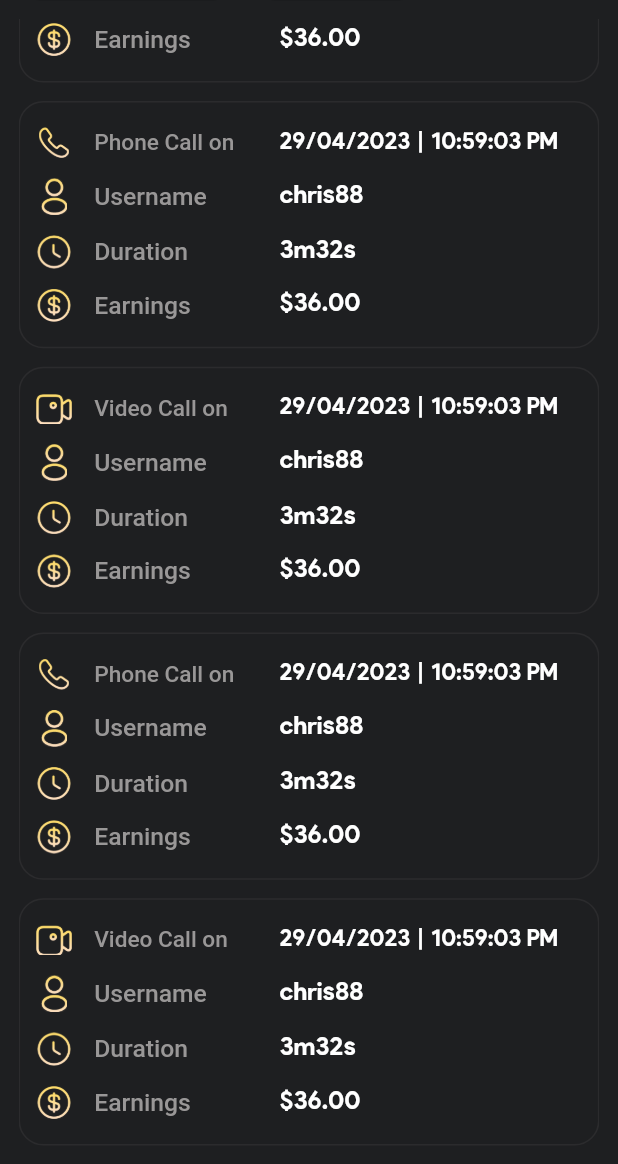
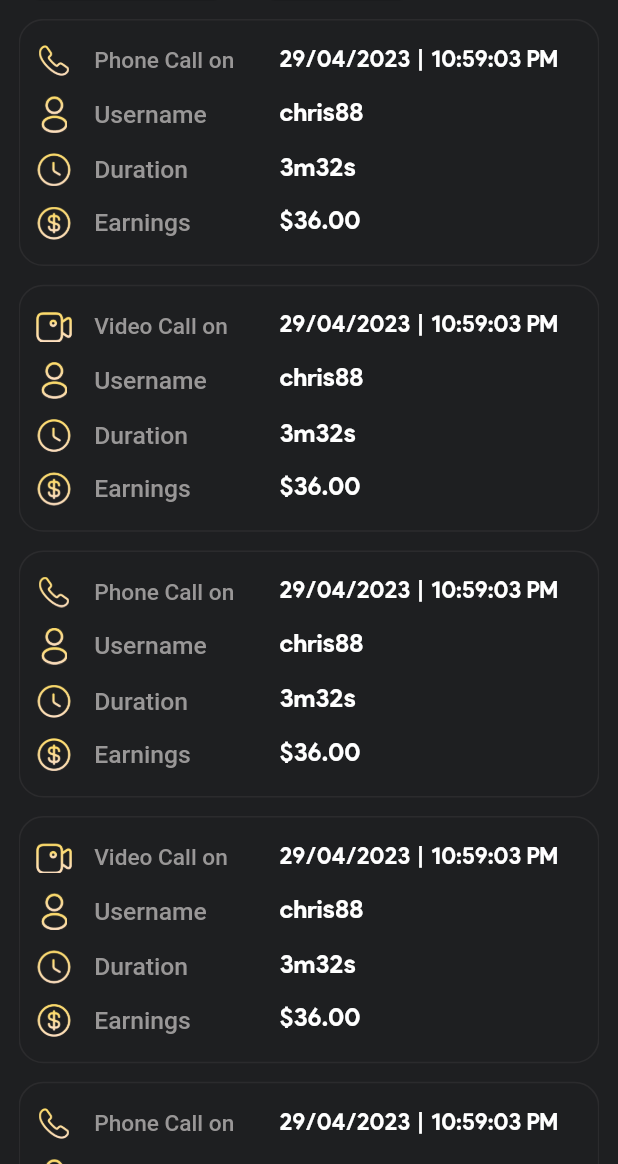
Before and after one commit to 8901113536rb/Sextconfidential, a Flutter app: the CallsScreen screen opened directly, on a phone screen of 412 x 824 dp, the part 72-1236 px from its top. Run offline on Flutter 3.47's test engine with Material 2 defaults, Android fonts, the phone set to English and light mode, and no system bars; drawn by our look-alikes of dropdown_button2; our stand-ins replace audioplayers, cached_network_image, dotted_border, emoji_picker_flutter, firebase_core, firebase_dynamic_links and 11 more; missing offline and left inert: appinio_video_player, favorite_button, flutter_sound, record, social_media_recorder, video_thumbnail and 2 more; accounts and stored records are empty; network calls fail; project files that could hold a hidden picture were left out.

Commit message:
21-07-2023

```diff
--- a/lib/Bottomnavigation.dart
+++ b/lib/Bottomnavigation.dart
@@ -73,7 +73,7 @@ class BottomnavigationState extends State<Bottomnavigation> {
                       ? StringConstants.feed
                       : StringConstants.calls,
           style: TextStyle(
-              fontSize: 14.sp,
+              fontSize: 2.2.h,
               fontFamily: "PulpDisplay",
               fontWeight: FontWeight.w500,
               color: Appcolors().whitecolor),
--- a/lib/CallsScreen.dart
+++ b/lib/CallsScreen.dart
@@ -29,13 +29,13 @@ class CallsScreenState extends State<CallsScreen> {
   void initState() {
     // TODO: implement initState
     super.initState();
-    SchedulerBinding.instance.addPostFrameCallback((_) {
-      scrollController.animateTo(
-        scrollController.position.maxScrollExtent,
-        duration: const Duration(milliseconds: 100),
-        curve: Curves.easeOut,
-      );
-    });
+    // SchedulerBinding.instance.addPostFrameCallback((_) {
+    //   scrollController.animateTo(
+    //     scrollController.position.maxScrollExtent,
+    //     duration: const Duration(milliseconds: 100),
+    //     curve: Curves.easeOut,
+    //   );
+    // });
   }
 
   @override
@@ -115,6 +115,7 @@ class CallsScreenState extends State<CallsScreen> {
                 child: AnimationLimiter(
               child: ListView.builder(
                 itemCount: 10,
+                reverse: false,
                 controller: scrollController,
                 itemBuilder: (BuildContext context, int index) {
                   return AnimationConfiguration.staggeredList(
--- a/lib/Changepassword.dart
+++ b/lib/Changepassword.dart
@@ -2,7 +2,6 @@ import 'dart:convert';
 
 import 'package:flutter/cupertino.dart';
 import 'package:flutter/material.dart';
-import 'package:flutter_svg/svg.dart';
 import 'package:sextconfidential/LoginScreen.dart';
 import 'package:sextconfidential/utils/Appcolors.dart';
 import 'package:sextconfidential/utils/Helpingwidgets.dart';
--- a/lib/Chatusersscreen.dart
+++ b/lib/Chatusersscreen.dart
@@ -278,7 +278,8 @@ class ChatusersscreenState extends State<Chatusersscreen> {
                                                   ),
                                                 ),
                                                 GradientText(
-                                                  chatuserpojo!.data!.elementAt(index).lastmessagetime.toString().substring(13,22),
+                                                  // chatuserpojo!.data!.elementAt(index).lastmessagetime.toString().substring(13,22),
+                                                  chatuserpojo!.data!.elementAt(index).lastmessagetime.toString(),
                                                   style: TextStyle(
                                                       fontSize: 10.sp,
                                                       fontFamily: "PulpDisplay",
--- a/lib/ConvertsationScreen.dart
+++ b/lib/ConvertsationScreen.dart
@@ -1301,7 +1301,7 @@ class ConvertsationScreenState extends State<ConvertsationScreen> {
     });
     print("Token value:-" + token.toString());
     chatconversationlisting();
-    _timer = Timer.periodic(Duration(seconds: 2), (timer) {
+    _timer = Timer.periodic(Duration(seconds: 1), (timer) {
       print(DateTime.now());
       setState(() {
         chatconversationlisting();
@@ -1343,10 +1343,11 @@ class ConvertsationScreenState extends State<ConvertsationScreen> {
           //   }else {
           //     chatmessagespojo ??= chatmessagespojo2;
           //   }
-          if(messageslength<chatmessagespojo!.data!.length){
+          if(messageslength<chatmessagespojo!.data!.length && messageslength!=0){
             _controller.jumpTo(_controller.position.maxScrollExtent);
             _controller!.animateTo(_controller.position.maxScrollExtent,
                 duration: Duration(milliseconds: 1), curve: Curves.easeOut);
+            print("New message received!");
           }
           messageslength=chatmessagespojo!.data!.length;
         });
--- a/lib/utils/Appcolors.dart
+++ b/lib/utils/Appcolors.dart
@@ -21,6 +21,4 @@ class Appcolors{
   Color dialogbgcolor = const Color(0xff141415);
   Color selectedusercolor = const Color(0xff999797);
   Color selectedaddressbg = const Color(0xff4b4b4c);
-
-
 }
--- a/lib/utils/Sidedrawer.dart
+++ b/lib/utils/Sidedrawer.dart
@@ -161,7 +161,7 @@ class SidedrawerState extends State<Sidedrawer> {
                             Text(
                               username.toString(),
                               style: TextStyle(
-                                  fontSize: 14.sp,
+                                  fontSize: 2.2.h,
                                   fontFamily: "PulpDisplay",
                                   fontWeight: FontWeight.w500,
                                   color: Appcolors().blackcolor),
@@ -199,7 +199,7 @@ class SidedrawerState extends State<Sidedrawer> {
                                           : StringConstants.onlinestatus +
                                               ": Away",
                                   style: TextStyle(
-                                      fontSize: 9.sp,
+                                      fontSize: 1.5.h,
                                       fontFamily: "PulpDisplay",
                                       fontWeight: FontWeight.w500,
                                       color: onlinestatus==2?Appcolors().whitecolor:Appcolors().bottomnavbgcolor),
@@ -316,7 +316,7 @@ class SidedrawerState extends State<Sidedrawer> {
                                       child: Text(
                                         drawertitles.elementAt(index),
                                         style: TextStyle(
-                                            fontSize: 12.sp,
+                                            fontSize: 2.h,
                                             fontFamily: "PulpDisplay",
                                             fontWeight: FontWeight.w500,
                                             color: Appcolors().whitecolor),
```
Also changed, not shown: lib/Editprofilescreen.dart (+5 -2 lines).
